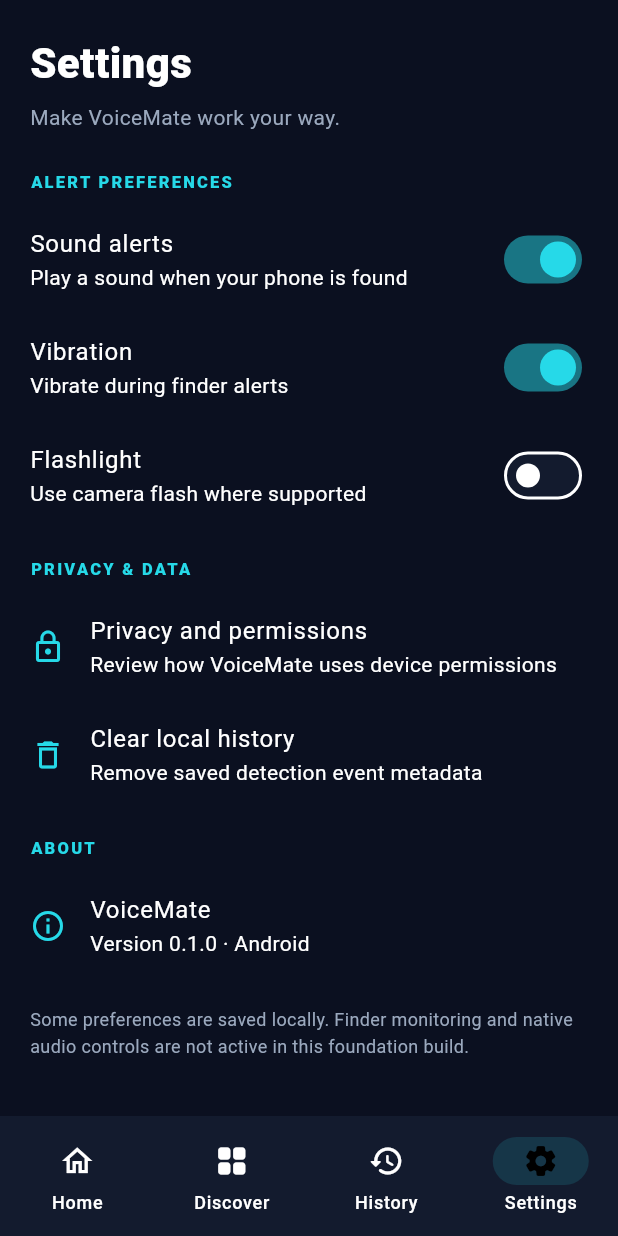
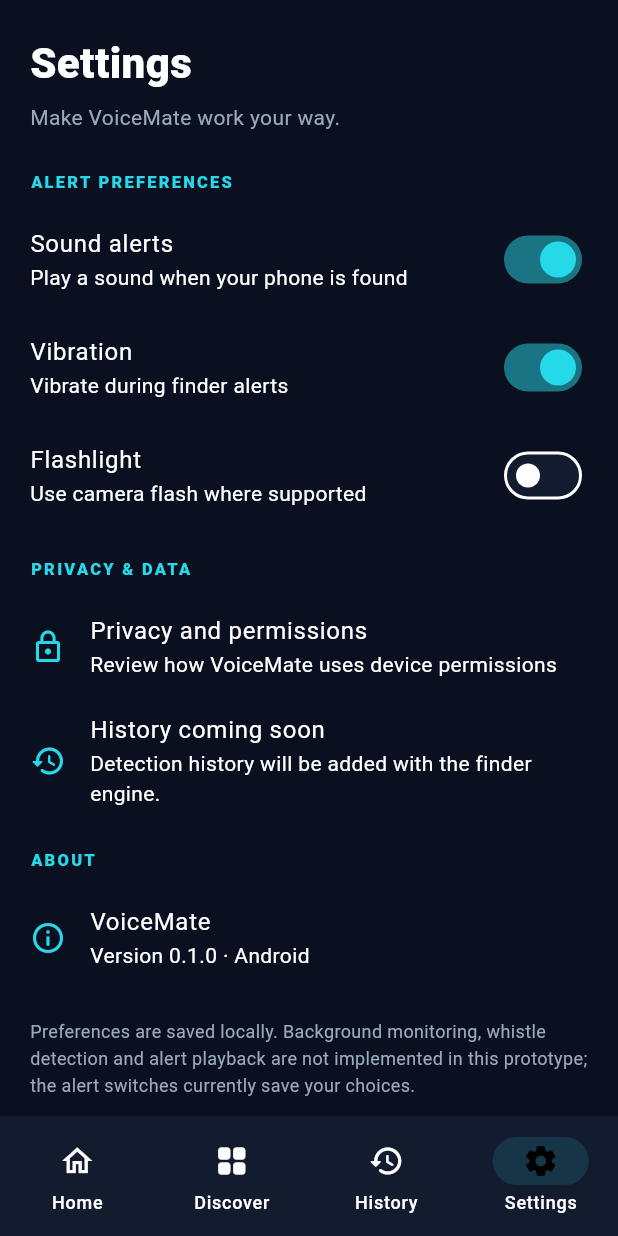
Before and after one commit to MaheshPawar32/voicemate, a Flutter app: the VoiceMateShell screen opened directly, item 4 of the bottom bar chosen, on a phone screen of 412 x 824 dp. Run offline on Flutter 3.47's test engine with Material 3 defaults, Android fonts, the phone set to English and light mode, and no system bars; our stand-ins replace hive_flutter; accounts and stored records are empty.

Commit message:
fix: remove nonfunctional history clear action

```diff
--- a/lib/features/settings/settings_screen.dart
+++ b/lib/features/settings/settings_screen.dart
@@ -58,15 +58,17 @@ class _SettingsScreenState extends State<SettingsScreen> {
         const SizedBox(height: 18),
         _section('PRIVACY & DATA'),
         ListTile(contentPadding: EdgeInsets.zero, leading: const Icon(Icons.lock_outline, color: VoiceMateApp.cyan), title: const Text('Privacy and permissions'), subtitle: const Text('Review how VoiceMate uses device permissions'), onTap: () => _info(context, 'Privacy', 'VoiceMate is designed to process detection audio on your device. Microphone permission will be requested only when you enable a listening feature.')),
-        ListTile(contentPadding: EdgeInsets.zero, leading: const Icon(Icons.delete_outline, color: VoiceMateApp.cyan), title: const Text('Clear local history'), subtitle: const Text('Remove saved detection event metadata'), onTap: () async {
-          await _box.delete('history_events');
-          if (context.mounted) _info(context, 'History cleared', 'Local history data has been cleared.');
-        }),
+        const ListTile(
+          contentPadding: EdgeInsets.zero,
+          leading: Icon(Icons.history_rounded, color: VoiceMateApp.cyan),
+          title: Text('History coming soon'),
+          subtitle: Text('Detection history will be added with the finder engine.'),
+        ),
         const SizedBox(height: 18),
         _section('ABOUT'),
         const ListTile(contentPadding: EdgeInsets.zero, leading: Icon(Icons.info_outline, color: VoiceMateApp.cyan), title: Text('VoiceMate'), subtitle: Text('Version 0.1.0 · Android')),
         const SizedBox(height: 18),
-        const Text('Some preferences are saved locally. Finder monitoring and native audio controls are not active in this foundation build.', style: TextStyle(color: VoiceMateApp.muted, fontSize: 12, height: 1.5)),
+        const Text('Preferences are saved locally. Background monitoring, whistle detection and alert playback are not implemented in this prototype; the alert switches currently save your choices.', style: TextStyle(color: VoiceMateApp.muted, fontSize: 12, height: 1.5)),
       ]),
     );
   }
```
